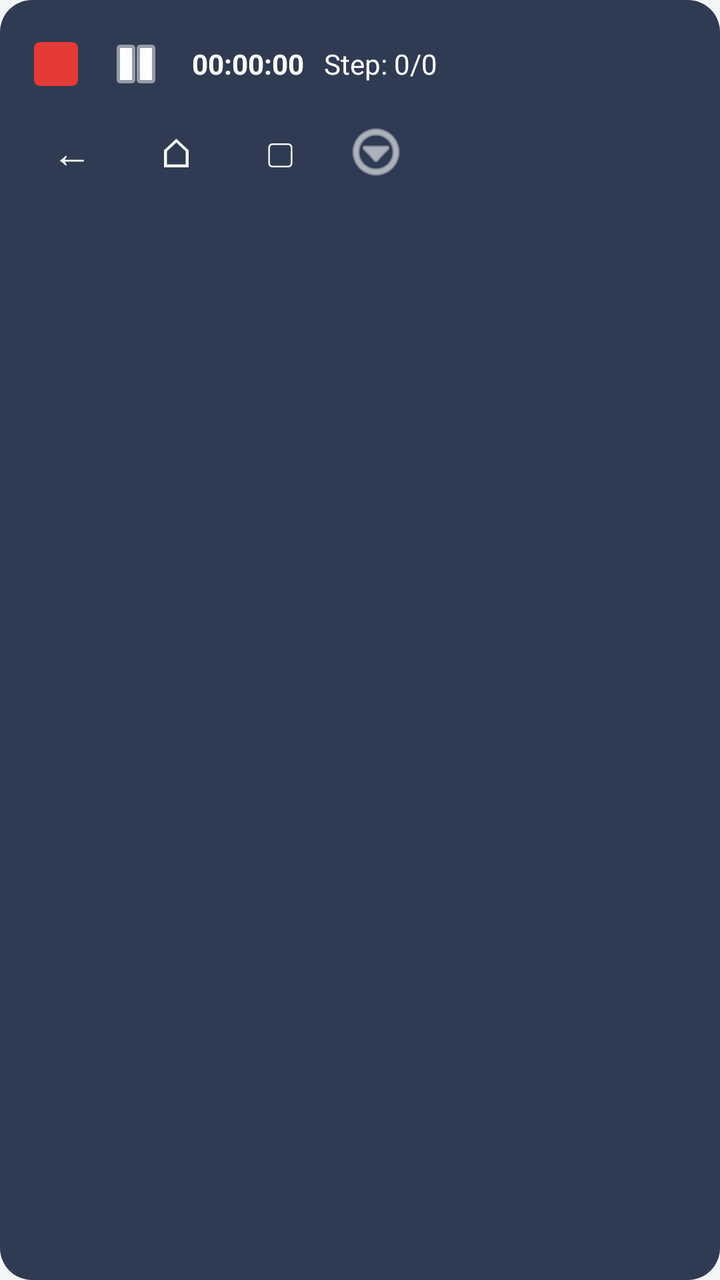
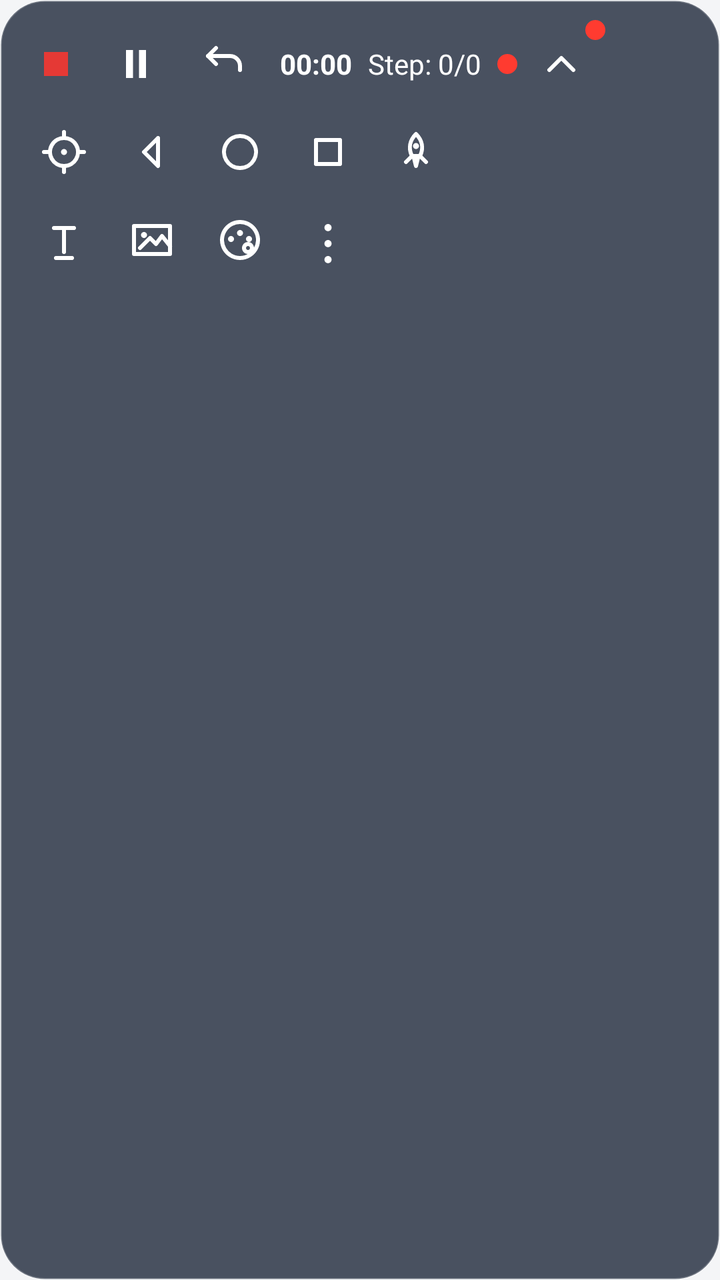

An Android layout rendered at two revisions. The XML below is the earlier revision; the diff shows what the commit changed to produce the second picture.
<!-- AndroidManifest.xml: application theme AppTheme -->
<!-- res/layout/floating_running.xml -->
<?xml version="1.0" encoding="utf-8"?>
<LinearLayout xmlns:android="http://schemas.android.com/apk/res/android"
    android:layout_width="wrap_content"
    android:layout_height="wrap_content"
    android:background="@drawable/floating_bg"
    android:orientation="vertical"
    android:padding="10dp">

    <LinearLayout
        android:layout_width="wrap_content"
        android:layout_height="wrap_content"
        android:gravity="center_vertical"
        android:orientation="horizontal">

        <ImageButton
            android:id="@+id/run_btn_stop"
            android:layout_width="36dp"
            android:layout_height="36dp"
            android:background="?attr/selectableItemBackgroundBorderless"
            android:contentDescription="@string/floating_stop"
            android:src="@drawable/stop_square" />

        <ImageButton
            android:id="@+id/run_btn_pause"
            android:layout_width="44dp"
            android:layout_height="44dp"
            android:background="?attr/selectableItemBackgroundBorderless"
            android:contentDescription="@string/floating_pause"
            android:src="@android:drawable/ic_media_pause"
            android:tint="@color/overlay_bar_text" />

        <TextView
            android:id="@+id/run_text_timer"
            android:layout_width="wrap_content"
            android:layout_height="wrap_content"
            android:layout_marginStart="6dp"
            android:text="00:00:00"
            android:textColor="@color/overlay_bar_text"
            android:textSize="14sp"
            android:textStyle="bold" />

        <TextView
            android:id="@+id/run_text_step"
            android:layout_width="wrap_content"
            android:layout_height="wrap_content"
            android:layout_marginStart="10dp"
            android:text="Step: 0/0"
            android:textColor="@color/overlay_bar_text"
            android:textSize="14sp" />
    </LinearLayout>

    <LinearLayout
        android:layout_width="wrap_content"
        android:layout_height="wrap_content"
        android:gravity="center_vertical"
        android:orientation="horizontal">

        <Button
            android:id="@+id/run_btn_back"
            android:layout_width="52dp"
            android:layout_height="44dp"
            android:background="?attr/selectableItemBackgroundBorderless"
            android:contentDescription="@string/floating_back"
            android:text="←"
            android:textColor="@color/overlay_bar_text"
            android:textSize="20sp" />

        <Button
            android:id="@+id/run_btn_home"
            android:layout_width="52dp"
            android:layout_height="44dp"
            android:background="?attr/selectableItemBackgroundBorderless"
            android:contentDescription="@string/floating_home"
            android:text="⌂"
            android:textColor="@color/overlay_bar_text"
            android:textSize="20sp" />

        <Button
            android:id="@+id/run_btn_recents"
            android:layout_width="52dp"
            android:layout_height="44dp"
            android:background="?attr/selectableItemBackgroundBorderless"
            android:contentDescription="@string/floating_recents"
            android:text="▢"
            android:textColor="@color/overlay_bar_text"
            android:textSize="20sp" />

        <ImageButton
            android:id="@+id/run_btn_more"
            android:layout_width="44dp"
            android:layout_height="44dp"
            android:background="?attr/selectableItemBackgroundBorderless"
            android:contentDescription="@string/floating_more"
            android:src="@android:drawable/ic_menu_more"
            android:tint="@color/overlay_bar_text" />
    </LinearLayout>

</LinearLayout>
<!-- resources referenced by this layout -->
<resources>
  <!-- drawable floating_bg (drawable) -->
  <?xml version="1.0" encoding="utf-8"?>
  <shape xmlns:android="http://schemas.android.com/apk/res/android"
      android:shape="rectangle">
      <solid android:color="@color/overlay_bar" />
      <corners android:radius="16dp" />
  </shape>
  <!-- drawable stop_square (drawable) -->
  <?xml version="1.0" encoding="utf-8"?>
  <shape xmlns:android="http://schemas.android.com/apk/res/android"
      android:shape="rectangle">
      <solid android:color="@color/danger" />
      <corners android:radius="3dp" />
      <size
          android:width="22dp"
          android:height="22dp" />
  </shape>
  <color name="overlay_bar">#2F3B52</color>
  <color name="danger">#E53935</color>
  <!-- unchanged entries left out for length: 10 -->
</resources>

<!-- the commit's change to res/layout/floating_running.xml (unified diff, before → after) -->
@@ -2,7 +2,7 @@
 <LinearLayout xmlns:android="http://schemas.android.com/apk/res/android"
     android:layout_width="wrap_content"
     android:layout_height="wrap_content"
-    android:background="@drawable/floating_bg"
+    android:background="@drawable/ic_float_panel_bg"
     android:orientation="vertical"
     android:padding="10dp">
 
@@ -18,7 +18,7 @@
             android:layout_height="36dp"
             android:background="?attr/selectableItemBackgroundBorderless"
             android:contentDescription="@string/floating_stop"
-            android:src="@drawable/stop_square" />
+            android:src="@drawable/ic_float_stop" />
 
         <ImageButton
             android:id="@+id/run_btn_pause"
@@ -26,7 +26,16 @@
             android:layout_height="44dp"
             android:background="?attr/selectableItemBackgroundBorderless"
             android:contentDescription="@string/floating_pause"
-            android:src="@android:drawable/ic_media_pause"
+            android:src="@drawable/ic_float_pause"
+            android:tint="@color/overlay_bar_text" />
+
+        <ImageButton
+            android:id="@+id/run_btn_undo"
+            android:layout_width="44dp"
+            android:layout_height="44dp"
+            android:background="?attr/selectableItemBackgroundBorderless"
+            android:contentDescription="@string/float_desc_undo"
+            android:src="@drawable/ic_float_undo"
             android:tint="@color/overlay_bar_text" />
 
         <TextView
@@ -34,7 +43,7 @@
             android:layout_width="wrap_content"
             android:layout_height="wrap_content"
             android:layout_marginStart="6dp"
-            android:text="00:00:00"
+            android:text="00:00"
             android:textColor="@color/overlay_bar_text"
             android:textSize="14sp"
             android:textStyle="bold" />
@@ -43,47 +52,137 @@
             android:id="@+id/run_text_step"
             android:layout_width="wrap_content"
             android:layout_height="wrap_content"
-            android:layout_marginStart="10dp"
+            android:layout_marginStart="8dp"
             android:text="Step: 0/0"
             android:textColor="@color/overlay_bar_text"
             android:textSize="14sp" />
+
+        <View
+            android:layout_width="10dp"
+            android:layout_height="10dp"
+            android:layout_marginStart="8dp"
+            android:background="@drawable/ic_float_dot_red" />
+
+        <FrameLayout
+            android:layout_width="wrap_content"
+            android:layout_height="wrap_content">
+
+            <ImageButton
+                android:id="@+id/run_btn_expand"
+                android:layout_width="44dp"
+                android:layout_height="44dp"
+                android:background="?attr/selectableItemBackgroundBorderless"
+                android:contentDescription="@string/float_desc_collapse"
+                android:src="@drawable/ic_float_chevron_up"
+                android:tint="@color/overlay_bar_text" />
+
+            <View
+                android:layout_width="10dp"
+                android:layout_height="10dp"
+                android:layout_gravity="top|end"
+                android:background="@drawable/ic_float_dot_red" />
+        </FrameLayout>
     </LinearLayout>
 
     <LinearLayout
+        android:id="@+id/run_row_nav"
         android:layout_width="wrap_content"
         android:layout_height="wrap_content"
         android:gravity="center_vertical"
         android:orientation="horizontal">
 
-        <Button
+        <ImageButton
+            android:id="@+id/run_btn_target"
+            android:layout_width="44dp"
+            android:layout_height="44dp"
+            android:background="?attr/selectableItemBackgroundBorderless"
+            android:contentDescription="@string/float_desc_target_run"
+            android:src="@drawable/ic_float_target"
+            android:tint="@color/overlay_bar_text" />
+
+        <ImageButton
             android:id="@+id/run_btn_back"
-            android:layout_width="52dp"
+            android:layout_width="44dp"
             android:layout_height="44dp"
             android:background="?attr/selectableItemBackgroundBorderless"
             android:contentDescription="@string/floating_back"
-            android:text="←"
-            android:textColor="@color/overlay_bar_text"
-            android:textSize="20sp" />
+            android:src="@drawable/ic_float_back"
+            android:tint="@color/overlay_bar_text" />
 
-        <Button
+        <ImageButton
             android:id="@+id/run_btn_home"
-            android:layout_width="52dp"
+            android:layout_width="44dp"
             android:layout_height="44dp"
             android:background="?attr/selectableItemBackgroundBorderless"
             android:contentDescription="@string/floating_home"
-            android:text="⌂"
-            android:textColor="@color/overlay_bar_text"
-            android:textSize="20sp" />
+            android:src="@drawable/ic_float_home"
+            android:tint="@color/overlay_bar_text" />
 
-        <Button
+        <ImageButton
             android:id="@+id/run_btn_recents"
-            android:layout_width="52dp"
+            android:layout_width="44dp"
             android:layout_height="44dp"
             android:background="?attr/selectableItemBackgroundBorderless"
             android:contentDescription="@string/floating_recents"
-            android:text="▢"
+            android:src="@drawable/ic_float_recents"
+            android:tint="@color/overlay_bar_text" />
+
+        <ImageButton
+            android:id="@+id/run_btn_rocket"
+            android:layout_width="44dp"
+            android:layout_height="44dp"
+            android:background="?attr/selectableItemBackgroundBorderless"
+            android:contentDescription="@string/float_desc_rocket"
+            android:src="@drawable/ic_float_rocket"
+            android:tint="@color/overlay_bar_text" />
+    </LinearLayout>
+
+    <LinearLayout
+        android:id="@+id/run_row_tools"
+        android:layout_width="wrap_content"
+        android:layout_height="wrap_content"
+        android:gravity="center_vertical"
+        android:orientation="horizontal">
+
+        <TextView
+            android:id="@+id/run_text_wait"
+            android:layout_width="wrap_content"
+            android:layout_height="44dp"
+            android:layout_marginStart="2dp"
+            android:gravity="center"
+            android:minWidth="44dp"
+            android:text="0s"
             android:textColor="@color/overlay_bar_text"
-            android:textSize="20sp" />
+            android:textSize="14sp"
+            android:textStyle="bold"
+            android:visibility="gone" />
+
+        <ImageButton
+            android:id="@+id/run_btn_ocr"
+            android:layout_width="44dp"
+            android:layout_height="44dp"
+            android:background="?attr/selectableItemBackgroundBorderless"
+            android:contentDescription="@string/float_desc_ocr"
+            android:src="@drawable/ic_float_ocr"
+            android:tint="@color/overlay_bar_text" />
+
+        <ImageButton
+            android:id="@+id/run_btn_image"
+            android:layout_width="44dp"
+            android:layout_height="44dp"
+            android:background="?attr/selectableItemBackgroundBorderless"
+            android:contentDescription="@string/float_desc_image"
+            android:src="@drawable/ic_float_image"
+            android:tint="@color/overlay_bar_text" />
+
+        <ImageButton
+            android:id="@+id/run_btn_palette"
+            android:layout_width="44dp"
+            android:layout_height="44dp"
+            android:background="?attr/selectableItemBackgroundBorderless"
+            android:contentDescription="@string/float_desc_palette"
+            android:src="@drawable/ic_float_palette"
+            android:tint="@color/overlay_bar_text" />
 
         <ImageButton
             android:id="@+id/run_btn_more"
@@ -91,7 +190,7 @@
             android:layout_height="44dp"
             android:background="?attr/selectableItemBackgroundBorderless"
             android:contentDescription="@string/floating_more"
-            android:src="@android:drawable/ic_menu_more"
+            android:src="@drawable/ic_float_menu"
             android:tint="@color/overlay_bar_text" />
     </LinearLayout>
 
<!-- resource entries referenced after the edit -->
@@ -1,24 +1,120 @@
 <!-- resources referenced by this layout -->
 <resources>
-  <!-- drawable floating_bg (drawable) -->
+  <!-- drawable ic_float_back (drawable) -->
+  <?xml version="1.0" encoding="utf-8"?>
+  <vector xmlns:android="http://schemas.android.com/apk/res/android"
+      android:width="24dp" android:height="24dp" android:viewportWidth="24" android:viewportHeight="24">
+      <path android:fillColor="#00000000" android:strokeColor="#FFFFFF" android:strokeWidth="2" android:strokeLineCap="round" android:strokeLineJoin="round" android:pathData="M15,5 L8,12 L15,19 z"/>
+  </vector>
+  <!-- drawable ic_float_chevron_up (drawable) -->
+  <?xml version="1.0" encoding="utf-8"?>
+  <vector xmlns:android="http://schemas.android.com/apk/res/android"
+      android:width="24dp" android:height="24dp" android:viewportWidth="24" android:viewportHeight="24">
+      <path android:fillColor="#00000000" android:strokeColor="#FFFFFF" android:strokeWidth="2" android:strokeLineCap="round" android:strokeLineJoin="round" android:pathData="M6,15 L12,9 L18,15"/>
+  </vector>
+  <!-- drawable ic_float_dot_red (drawable) -->
+  <?xml version="1.0" encoding="utf-8"?>
+  <shape xmlns:android="http://schemas.android.com/apk/res/android"
+      android:shape="oval">
+      <solid android:color="#FF3B30" />
+      <size android:width="10dp" android:height="10dp" />
+  </shape>
+  <!-- drawable ic_float_home (drawable) -->
+  <?xml version="1.0" encoding="utf-8"?>
+  <vector xmlns:android="http://schemas.android.com/apk/res/android"
+      android:width="24dp" android:height="24dp" android:viewportWidth="24" android:viewportHeight="24">
+      <path android:fillColor="#00000000" android:strokeColor="#FFFFFF" android:strokeWidth="2" android:strokeLineCap="round" android:strokeLineJoin="round" android:pathData="M12,4 a8,8 0 1,0 0.01,0"/>
+  </vector>
+  <!-- drawable ic_float_image (drawable) -->
+  <?xml version="1.0" encoding="utf-8"?>
+  <vector xmlns:android="http://schemas.android.com/apk/res/android"
+      android:width="24dp" android:height="24dp" android:viewportWidth="24" android:viewportHeight="24">
+      <path android:fillColor="#00000000" android:strokeColor="#FFFFFF" android:strokeWidth="2" android:strokeLineCap="round" android:strokeLineJoin="round" android:pathData="M3,5 h18 v14 h-18 z"/>
+      <path android:fillColor="#00000000" android:strokeColor="#FFFFFF" android:strokeWidth="2" android:strokeLineCap="round" android:strokeLineJoin="round" android:pathData="M6,16 L11,11 L14,14 L17,10 L21,15"/>
+      <path android:fillColor="#FFFFFF" android:pathData="M8,8 a1.5,1.5 0 1,0 0.01,0"/>
+  </vector>
+  <!-- drawable ic_float_menu (drawable) -->
+  <?xml version="1.0" encoding="utf-8"?>
+  <vector xmlns:android="http://schemas.android.com/apk/res/android"
+      android:width="24dp" android:height="24dp" android:viewportWidth="24" android:viewportHeight="24">
+      <path android:fillColor="#FFFFFF" android:pathData="M12,4 a1.8,1.8 0 1,0 0.01,0"/>
+      <path android:fillColor="#FFFFFF" android:pathData="M12,12 a1.8,1.8 0 1,0 0.01,0"/>
+      <path android:fillColor="#FFFFFF" android:pathData="M12,20 a1.8,1.8 0 1,0 0.01,0"/>
+  </vector>
+  <!-- drawable ic_float_ocr (drawable) -->
+  <?xml version="1.0" encoding="utf-8"?>
+  <vector xmlns:android="http://schemas.android.com/apk/res/android"
+      android:width="24dp" android:height="24dp" android:viewportWidth="24" android:viewportHeight="24">
+      <path android:fillColor="#00000000" android:strokeColor="#FFFFFF" android:strokeWidth="2" android:strokeLineCap="round" android:strokeLineJoin="round" android:pathData="M7,6 H17 M12,6 V18"/>
+      <path android:fillColor="#00000000" android:strokeColor="#FFFFFF" android:strokeWidth="2" android:strokeLineCap="round" android:strokeLineJoin="round" android:pathData="M8,21 H16"/>
+  </vector>
+  <!-- drawable ic_float_palette (drawable) -->
+  <?xml version="1.0" encoding="utf-8"?>
+  <vector xmlns:android="http://schemas.android.com/apk/res/android"
+      android:width="24dp" android:height="24dp" android:viewportWidth="24" android:viewportHeight="24">
+      <path android:fillColor="#00000000" android:strokeColor="#FFFFFF" android:strokeWidth="2" android:strokeLineCap="round" android:strokeLineJoin="round" android:pathData="M12,3 a9,9 0 1,0 0.01,0"/>
+      <path android:fillColor="#FFFFFF" android:pathData="M7.5,10 a1.5,1.5 0 1,0 0.01,0"/>
+      <path android:fillColor="#FFFFFF" android:pathData="M12,7 a1.5,1.5 0 1,0 0.01,0"/>
+      <path android:fillColor="#FFFFFF" android:pathData="M16.5,10 a1.5,1.5 0 1,0 0.01,0"/>
+      <path android:fillColor="#00000000" android:strokeColor="#FFFFFF" android:strokeWidth="2" android:strokeLineCap="round" android:strokeLineJoin="round" android:pathData="M16,14 a2,2 0 1,0 0.01,0"/>
+  </vector>
+  <!-- drawable ic_float_panel_bg (drawable) -->
   <?xml version="1.0" encoding="utf-8"?>
   <shape xmlns:android="http://schemas.android.com/apk/res/android"
       android:shape="rectangle">
-      <solid android:color="@color/overlay_bar" />
-      <corners android:radius="16dp" />
+      <solid android:color="#CC1E293B" />
+      <corners android:radius="22dp" />
+      <stroke android:width="1dp" android:color="#33FFFFFF" />
   </shape>
-  <!-- drawable stop_square (drawable) -->
+  <!-- drawable ic_float_pause (drawable) -->
   <?xml version="1.0" encoding="utf-8"?>
-  <shape xmlns:android="http://schemas.android.com/apk/res/android"
-      android:shape="rectangle">
-      <solid android:color="@color/danger" />
-      <corners android:radius="3dp" />
-      <size
-          android:width="22dp"
-          android:height="22dp" />
-  </shape>
-  <color name="overlay_bar">#2F3B52</color>
-  <color name="danger">#E53935</color>
+  <vector xmlns:android="http://schemas.android.com/apk/res/android"
+      android:width="24dp" android:height="24dp" android:viewportWidth="24" android:viewportHeight="24">
+      <path android:fillColor="#FFFFFF" android:pathData="M7,5 h3.5 v14 h-3.5 z M13.5,5 h3.5 v14 h-3.5 z"/>
+  </vector>
+  <!-- drawable ic_float_recents (drawable) -->
+  <?xml version="1.0" encoding="utf-8"?>
+  <vector xmlns:android="http://schemas.android.com/apk/res/android"
+      android:width="24dp" android:height="24dp" android:viewportWidth="24" android:viewportHeight="24">
+      <path android:fillColor="#00000000" android:strokeColor="#FFFFFF" android:strokeWidth="2" android:strokeLineCap="round" android:strokeLineJoin="round" android:pathData="M6,6 h12 v12 h-12 z"/>
+  </vector>
+  <!-- drawable ic_float_rocket (drawable) -->
+  <?xml version="1.0" encoding="utf-8"?>
+  <vector xmlns:android="http://schemas.android.com/apk/res/android"
+      android:width="24dp" android:height="24dp" android:viewportWidth="24" android:viewportHeight="24">
+      <path android:fillColor="#00000000" android:strokeColor="#FFFFFF" android:strokeWidth="2" android:strokeLineCap="round" android:strokeLineJoin="round" android:pathData="M12,3 C15,6 16,10 14,14 L10,14 C8,10 9,6 12,3 z"/>
+      <path android:fillColor="#00000000" android:strokeColor="#FFFFFF" android:strokeWidth="2" android:strokeLineCap="round" android:strokeLineJoin="round" android:pathData="M10,14 L7,17 M14,14 L17,17"/>
+      <path android:fillColor="#00000000" android:strokeColor="#FFFFFF" android:strokeWidth="2" android:strokeLineCap="round" android:strokeLineJoin="round" android:pathData="M11,15 L12,19 L13,15"/>
+      <path android:fillColor="#FFFFFF" android:pathData="M12,7.5 a1.5,1.5 0 1,0 0.01,0"/>
+  </vector>
+  <!-- drawable ic_float_stop (drawable) -->
+  <?xml version="1.0" encoding="utf-8"?>
+  <vector xmlns:android="http://schemas.android.com/apk/res/android"
+      android:width="24dp" android:height="24dp" android:viewportWidth="24" android:viewportHeight="24">
+      <path android:fillColor="#E53935" android:pathData="M6,6 h12 v12 h-12 z"/>
+  </vector>
+  <!-- drawable ic_float_target (drawable) -->
+  <?xml version="1.0" encoding="utf-8"?>
+  <vector xmlns:android="http://schemas.android.com/apk/res/android"
+      android:width="24dp" android:height="24dp" android:viewportWidth="24" android:viewportHeight="24">
+      <path android:fillColor="#00000000" android:strokeColor="#FFFFFF" android:strokeWidth="2" android:strokeLineCap="round" android:strokeLineJoin="round" android:pathData="M12,5 a7,7 0 1,0 0.01,0"/>
+      <path android:fillColor="#00000000" android:strokeColor="#FFFFFF" android:strokeWidth="2" android:strokeLineCap="round" android:strokeLineJoin="round" android:pathData="M12,2 v3 M12,19 v3 M2,12 h3 M19,12 h3"/>
+      <path android:fillColor="#FFFFFF" android:pathData="M12,10.5 a1.5,1.5 0 1,0 0.01,0"/>
+  </vector>
+  <!-- drawable ic_float_undo (drawable) -->
+  <?xml version="1.0" encoding="utf-8"?>
+  <vector xmlns:android="http://schemas.android.com/apk/res/android"
+      android:width="24dp" android:height="24dp" android:viewportWidth="24" android:viewportHeight="24">
+      <path android:fillColor="#00000000" android:strokeColor="#FFFFFF" android:strokeWidth="2" android:strokeLineCap="round" android:strokeLineJoin="round" android:pathData="M8,4 L4,8 L8,12"/>
+      <path android:fillColor="#00000000" android:strokeColor="#FFFFFF" android:strokeWidth="2" android:strokeLineCap="round" android:strokeLineJoin="round" android:pathData="M4,8 H15 a5,5 0 0,1 5,5 V15"/>
+  </vector>
+  <string name="float_desc_collapse">Collapse panel</string>
+  <string name="float_desc_image">Image recognition</string>
+  <string name="float_desc_ocr">OCR</string>
+  <string name="float_desc_palette">Palette</string>
+  <string name="float_desc_rocket">Rocket</string>
+  <string name="float_desc_target_run">Target</string>
+  <string name="float_desc_undo">Undo</string>
   <!-- unchanged entries left out for length: 10 -->
 </resources>
 
